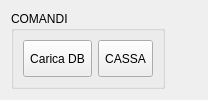
Before: the Qt Designer form src/comandibox.ui in mtonin/gestcassa, drawn with Qt 5.
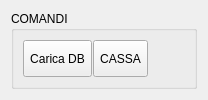
After: the same form once the commit is applied.

Patch:
```diff
--- a/src/comandibox.ui
+++ b/src/comandibox.ui
@@ -38,6 +38,12 @@
       <string>COMANDI</string>
      </property>
      <layout class="QHBoxLayout" name="horizontalLayout_2">
+      <property name="spacing">
+       <number>1</number>
+      </property>
+      <property name="margin">
+       <number>9</number>
+      </property>
       <item>
        <widget class="QToolButton" name="dbLoadBtn">
         <property name="sizePolicy">
@@ -76,9 +82,6 @@
         </property>
        </widget>
       </item>
-     </layout>
-    </widget>
-   </item>
    <item>
     <spacer name="horizontalSpacer">
      <property name="orientation">
@@ -91,6 +94,9 @@
       </size>
      </property>
     </spacer>
+      </item>
+     </layout>
+    </widget>
    </item>
   </layout>
  </widget>
```
Lines whose indentation alone changed are shown as unchanged.
